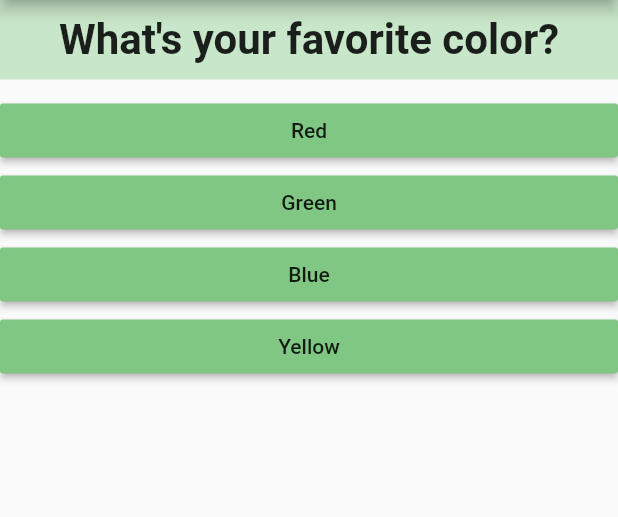
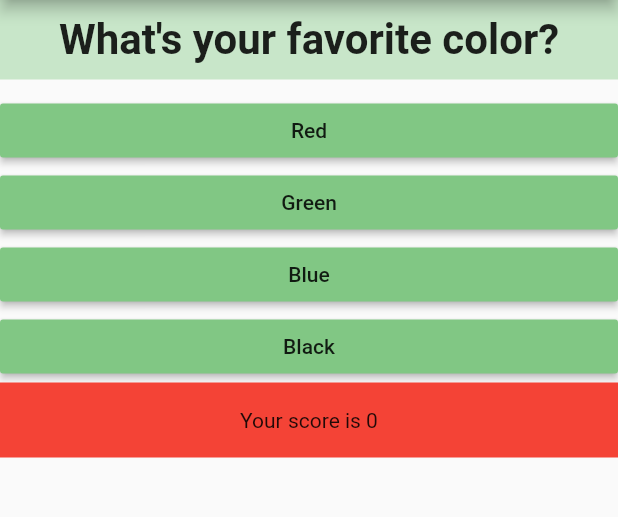
Before and after one commit to mckhames/quiz-app, a Flutter app: the screen it shows after launch, on a phone screen of 412 x 824 dp, the part 84-601 px from its top. Run offline on Flutter 3.47's test engine with Material 2 defaults, Android fonts, the phone set to English and light mode, and no system bars.

Commit message:
1.0 - Quiz fully functional with score bar and results.
Simple quiz app is complete. Results based on answers as well as a score bar have been implemented. Utilized callback functions to achieve this.

```diff
--- a/lib/main.dart
+++ b/lib/main.dart
@@ -1,8 +1,8 @@
 import 'package:flutter/material.dart';
 
-import './question.dart';
-import './answer.dart';
+import './quiz.dart';
 import './result.dart';
+import './score.dart';
 
 void main() => runApp(MyApp());
 
@@ -16,27 +16,46 @@ class MyApp extends StatefulWidget {
 class _MyAppState extends State<MyApp> {
   var _questionIndex = 0;
 
-  final questions = const [
+  final _questions = const [
     {
       "questionText": "What's your favorite color?",
-      "answers": ["Red", "Green", "Blue", "Yellow"],
+      "answers": [
+        {"text": "Red", "score": 7},
+        {"text": "Green", "score": 10},
+        {"text": "Blue", "score": 5},
+        {"text": "Black", "score": 3},
+      ]
     },
     {
       "questionText": "What's your favorite animal?",
-      "answers": ["Dog", "Cat", "Rhino", "Elephant"],
+      "answers": [
+        {"text": "Dog", "score": 7},
+        {"text": "Cat", "score": 10},
+        {"text": "Giraffe", "score": 8},
+        {"text": "Elephant", "score": 10},
+      ]
     },
     {
       "questionText": "What's your favorite season?",
-      "answers": ["Spring", "Summer", "Fall", "Winter"],
-    }
+      "answers": [
+        {"text": "Summer", "score": 3},
+        {"text": "Winter", "score": 10},
+        {"text": "Fall", "score": 7},
+        {"text": "Spring", "score": 5},
+      ]
+    },
   ];
 
-  void _answerQuestion() {
+  var _totalScore = 0;
+
+  void _answerQuestion(int score) {
+    _totalScore += score;
+
     setState(() {
       _questionIndex = _questionIndex + 1;
     });
     print(_questionIndex);
-    if (_questionIndex < questions.length) {
+    if (_questionIndex < _questions.length) {
       print('We have more questions!');
     } else {
       print('No more questions!');
@@ -46,6 +65,7 @@ class _MyAppState extends State<MyApp> {
   void _resetQuiz() {
     setState(() {
       _questionIndex = 0;
+      _totalScore = 0;
       print('Quiz has restarted!');
     });
   }
@@ -54,23 +74,21 @@ class _MyAppState extends State<MyApp> {
   Widget build(BuildContext context) {
     return MaterialApp(
       home: Scaffold(
-          appBar: AppBar(
-            title: Text('My First App'),
-            backgroundColor: Colors.green,
-          ),
-          body: _questionIndex < questions.length
-              ? Column(
-                  children: [
-                    Question(
-                      questions[_questionIndex]['questionText'],
-                    ),
-                    ...(questions[_questionIndex]['answers'] as List<String>)
-                        .map((answer) {
-                      return Answer(_answerQuestion, answer);
-                    }).toList()
-                  ],
-                )
-              : Result(_resetQuiz)),
+        appBar: AppBar(
+          title: Text('My First App'),
+          backgroundColor: Colors.green,
+        ),
+        body: _questionIndex < _questions.length
+            ? Column(children: [
+                Quiz(
+                  answerQuestion: _answerQuestion,
+                  questionIndex: _questionIndex,
+                  questions: _questions,
+                ),
+                Score(_totalScore),
+              ])
+            : Result(_resetQuiz, _totalScore),
+      ),
     );
   }
 }
--- /dev/null
+++ b/lib/quiz.dart
@@ -0,0 +1,29 @@
+import 'package:flutter/material.dart';
+
+import './question.dart';
+import './answer.dart';
+
+class Quiz extends StatelessWidget {
+  final List<Map<String, Object>> questions;
+  final Function answerQuestion;
+  final int questionIndex;
+  Quiz(
+      {@required this.questions,
+      @required this.answerQuestion,
+      @required this.questionIndex});
+
+  @override
+  Widget build(BuildContext context) {
+    return Column(
+      children: [
+        Question(
+          questions[questionIndex]['questionText'],
+        ),
+        ...(questions[questionIndex]['answers'] as List<Map<String, Object>>)
+            .map((answer) {
+          return Answer(() => answerQuestion(answer['score']), answer['text']);
+        }).toList()
+      ],
+    );
+  }
+}
--- a/lib/result.dart
+++ b/lib/result.dart
@@ -1,9 +1,35 @@
 import 'package:flutter/material.dart';
+
+import './score.dart';
 
 class Result extends StatelessWidget {
   final Function resetHandler;
+  final int totalScore;
 
-  Result(this.resetHandler);
+  Result(this.resetHandler, this.totalScore);
+
+  var results = [
+    "Pretty boring.",
+    "Not my type.",
+    "You're an interesting person.",
+    "You're awesome, lemme get yo digits!"
+  ];
+
+  String get resultPhrase {
+    var resultText = 'you did it!';
+    if (totalScore <= 10) {
+      resultText = "Figure out a reason for living.";
+    } else if (totalScore <= 15) {
+      resultText = "Pretty boring.";
+    } else if (totalScore <= 20) {
+      resultText = "I might take you out for drinks...if you're buying.";
+    } else if (totalScore <= 25) {
+      resultText = "Wow, maybe we could be friends...";
+    } else if (totalScore <= 30) {
+      resultText = "We are 100% compatible. Let's get a room tonight.";
+    }
+    return resultText;
+  }
 
   @override
   Widget build(BuildContext context) {
@@ -13,11 +39,13 @@ class Result extends StatelessWidget {
       margin: EdgeInsets.all(20),
       child: Column(
         children: [
-          Text('You did it!'),
+          Text(resultPhrase,
+              style: TextStyle(fontSize: 36, fontWeight: FontWeight.bold)),
           RaisedButton(
             child: Text('Reset Quiz'),
             onPressed: resetHandler,
-          )
+          ),
+          Score(totalScore),
         ],
       ),
     );
--- /dev/null
+++ b/lib/score.dart
@@ -0,0 +1,23 @@
+import 'package:flutter/material.dart';
+
+class Score extends StatelessWidget {
+  final int getScore;
+  Score(this.getScore);
+
+  @override
+  Widget build(BuildContext context) {
+    return Center(
+      child: Container(
+        width: double.infinity,
+        height: 50,
+        color: Colors.red,
+        child: Center(
+          child: Text(
+            'Your score is $getScore',
+            textAlign: TextAlign.center,
+          ),
+        ),
+      ),
+    );
+  }
+}
```
